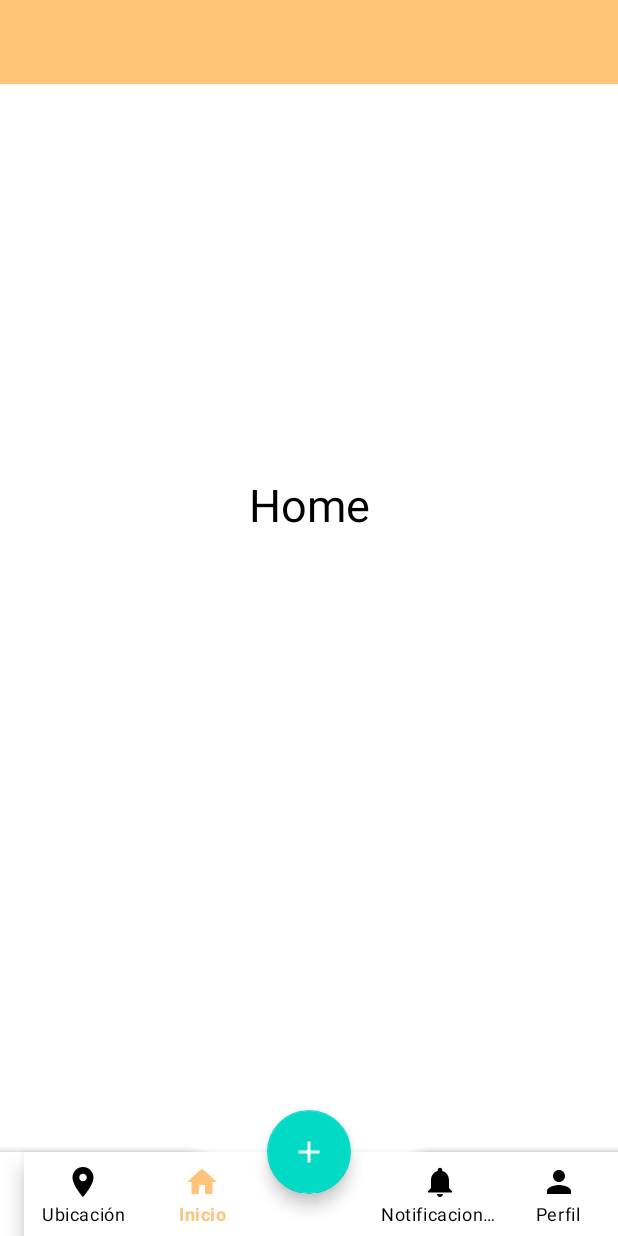
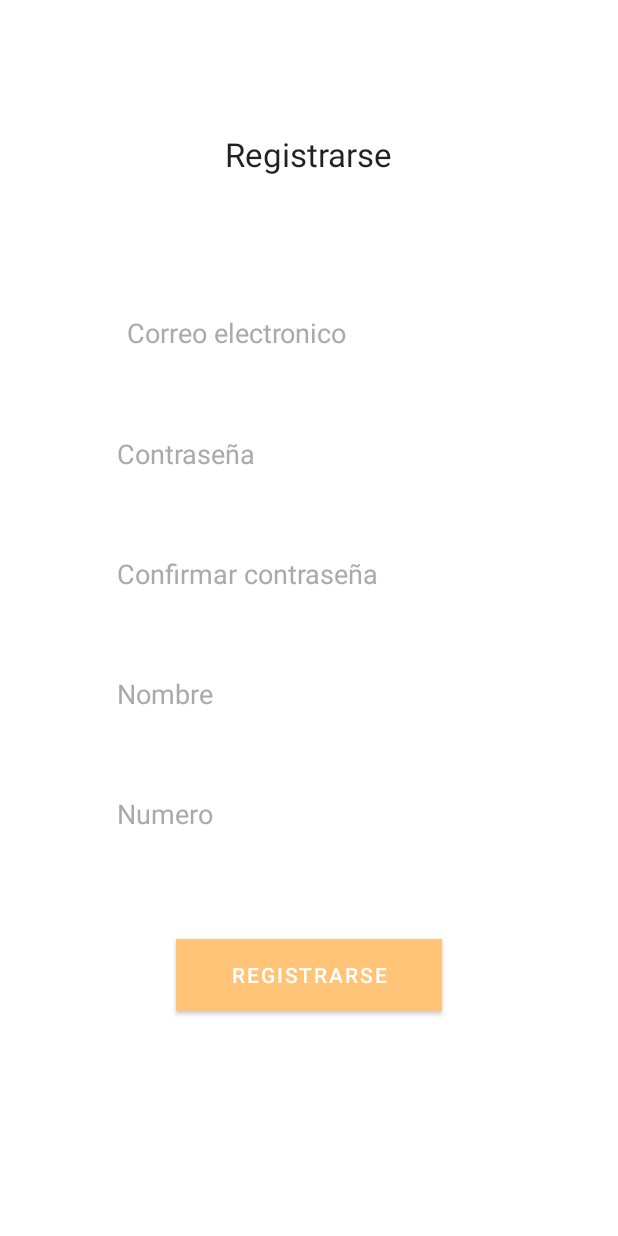
Before and after one commit to CarolinaAdrianaHidalgoAvila/AQUI_ESTOY_MOVIL, an Android app: the screen it shows after launch (MainActivity before the commit, Signin after it), on a phone screen of 412 x 824 dp. Run offline under Robolectric (Android 15) with nearby library versions, the light colour scheme and no system bars.

Commit message:
Sign in page

```diff
--- a/app/src/main/AndroidManifest.xml
+++ b/app/src/main/AndroidManifest.xml
@@ -13,6 +13,9 @@
         tools:targetApi="31">
         <activity
             android:name=".MainActivity"
+            android:exported="false" />
+        <activity
+            android:name=".Signin"
             android:exported="true">
             <intent-filter>
                 <action android:name="android.intent.action.MAIN" />
--- /dev/null
+++ b/app/src/main/java/com/example/aqui_estoy/Signin.kt
@@ -0,0 +1,11 @@
+package com.example.aqui_estoy
+
+import androidx.appcompat.app.AppCompatActivity
+import android.os.Bundle
+
+class Signin : AppCompatActivity() {
+    override fun onCreate(savedInstanceState: Bundle?) {
+        super.onCreate(savedInstanceState)
+        setContentView(R.layout.activity_signin)
+    }
+}
--- /dev/null
+++ b/app/src/main/res/layout/activity_signin.xml
@@ -0,0 +1,128 @@
+<?xml version="1.0" encoding="utf-8"?>
+<androidx.constraintlayout.widget.ConstraintLayout xmlns:android="http://schemas.android.com/apk/res/android"
+    xmlns:app="http://schemas.android.com/apk/res-auto"
+    xmlns:tools="http://schemas.android.com/tools"
+    android:layout_width="match_parent"
+    android:layout_height="match_parent"
+    tools:context=".Signin">
+
+    <TextView
+        android:id="@+id/signTextView_title"
+        android:layout_width="224dp"
+        android:layout_height="35dp"
+        android:layout_marginTop="88dp"
+        android:lineSpacingExtra="20sp"
+        android:text="@string/sig_in_title"
+        android:textAlignment="center"
+        android:textAppearance="@style/TextAppearance.AppCompat.Large"
+        android:textColorLink="#FFFFFF"
+        app:layout_constraintEnd_toEndOf="parent"
+        app:layout_constraintHorizontal_bias="0.497"
+        app:layout_constraintStart_toStartOf="parent"
+        app:layout_constraintTop_toTopOf="parent" />
+
+    <EditText
+        android:id="@+id/siginText_email"
+        style="@style/Widget.AppCompat.AutoCompleteTextView"
+        android:layout_width="266dp"
+        android:layout_height="53dp"
+        android:layout_marginTop="72dp"
+        android:background="@color/white"
+        android:ellipsize="end"
+        android:ems="10"
+        android:hint="@string/placeholder_email"
+        android:paddingStart="12dp"
+        android:paddingEnd="12dp"
+        android:textColorHint="@android:color/darker_gray"
+        app:layout_constraintEnd_toEndOf="parent"
+        app:layout_constraintHorizontal_bias="0.496"
+        app:layout_constraintStart_toStartOf="parent"
+        app:layout_constraintTop_toBottomOf="@+id/signTextView_title" />
+
+    <EditText
+        android:id="@+id/siginText_password"
+        style="@style/Widget.AppCompat.Light.AutoCompleteTextView"
+        android:layout_width="273dp"
+        android:layout_height="52dp"
+        android:layout_marginTop="28dp"
+        android:background="@color/white"
+        android:ems="10"
+        android:hint="@string/placeholder_password"
+        android:inputType="textPassword"
+        android:paddingStart="12dp"
+        android:paddingEnd="12dp"
+        android:textColorHint="@android:color/darker_gray"
+        android:ellipsize="end"
+        app:layout_constraintEnd_toEndOf="parent"
+        app:layout_constraintHorizontal_bias="0.477"
+        app:layout_constraintStart_toStartOf="parent"
+        app:layout_constraintTop_toBottomOf="@+id/siginText_email" />
+    <EditText
+        android:id="@+id/signText_comfirm_password"
+        style="@style/Widget.AppCompat.Light.AutoCompleteTextView"
+        android:layout_width="273dp"
+        android:layout_height="52dp"
+        android:layout_marginTop="28dp"
+        android:background="@color/white"
+        android:ems="10"
+        android:hint="@string/placeholder_confirmPassword"
+        android:inputType="textPassword"
+        android:paddingStart="12dp"
+        android:paddingEnd="12dp"
+        android:textColorHint="@android:color/darker_gray"
+        android:ellipsize="end"
+        app:layout_constraintEnd_toEndOf="parent"
+        app:layout_constraintHorizontal_bias="0.477"
+        app:layout_constraintStart_toStartOf="parent"
+        app:layout_constraintTop_toBottomOf="@+id/siginText_password" />
+    <EditText
+        android:id="@+id/signText_name"
+        style="@style/Widget.AppCompat.Light.AutoCompleteTextView"
+        android:layout_width="273dp"
+        android:layout_height="52dp"
+        android:layout_marginTop="28dp"
+        android:background="@color/white"
+        android:ems="10"
+        android:hint="@string/placeholder_name"
+        android:inputType="textPassword"
+        android:paddingStart="12dp"
+        android:paddingEnd="12dp"
+        android:textColorHint="@android:color/darker_gray"
+        android:ellipsize="end"
+        app:layout_constraintEnd_toEndOf="parent"
+        app:layout_constraintHorizontal_bias="0.477"
+        app:layout_constraintStart_toStartOf="parent"
+        app:layout_constraintTop_toBottomOf="@+id/signText_comfirm_password" />
+    <EditText
+        android:id="@+id/signText_numero"
+        style="@style/Widget.AppCompat.Light.AutoCompleteTextView"
+        android:layout_width="273dp"
+        android:layout_height="52dp"
+        android:layout_marginTop="28dp"
+        android:background="@color/white"
+        android:ems="10"
+        android:hint="@string/placeholder_numero"
+        android:inputType="textPassword"
+        android:paddingStart="12dp"
+        android:paddingEnd="12dp"
+        android:textColorHint="@android:color/darker_gray"
+        android:ellipsize="end"
+        app:layout_constraintEnd_toEndOf="parent"
+        app:layout_constraintHorizontal_bias="0.477"
+        app:layout_constraintStart_toStartOf="parent"
+        app:layout_constraintTop_toBottomOf="@+id/signText_name" />
+
+    <Button
+        android:id="@+id/button_signin"
+        android:layout_width="177dp"
+        android:layout_height="48dp"
+        android:layout_marginTop="48dp"
+        android:background="@color/teal_200"
+        android:text="@string/sig_in_title"
+        app:layout_constraintBottom_toBottomOf="parent"
+        app:layout_constraintEnd_toEndOf="parent"
+        app:layout_constraintStart_toStartOf="parent"
+        app:layout_constraintTop_toBottomOf="@+id/signText_numero"
+        app:layout_constraintVertical_bias="0.06" />
+
+</androidx.constraintlayout.widget.ConstraintLayout>
--- a/app/src/main/res/values/strings.xml
+++ b/app/src/main/res/values/strings.xml
@@ -1,6 +1,11 @@
 <resources>
     <string name="app_name">AQUI_ESTOY</string>
-    <string name="open_nav">Open Navigation Drawer</string>
-    <string name="close_nav">Close Navigation Drawer</string>
+
+    <string name="sig_in_title">Registrarse</string>
+    <string name="placeholder_email">Correo electronico</string>
+    <string name="placeholder_password">Contraseña</string>
+    <string name="placeholder_confirmPassword">Confirmar contraseña</string>
+    <string name="placeholder_name">Nombre</string>
+    <string name="placeholder_numero">Numero</string>
 
 </resources>
```
